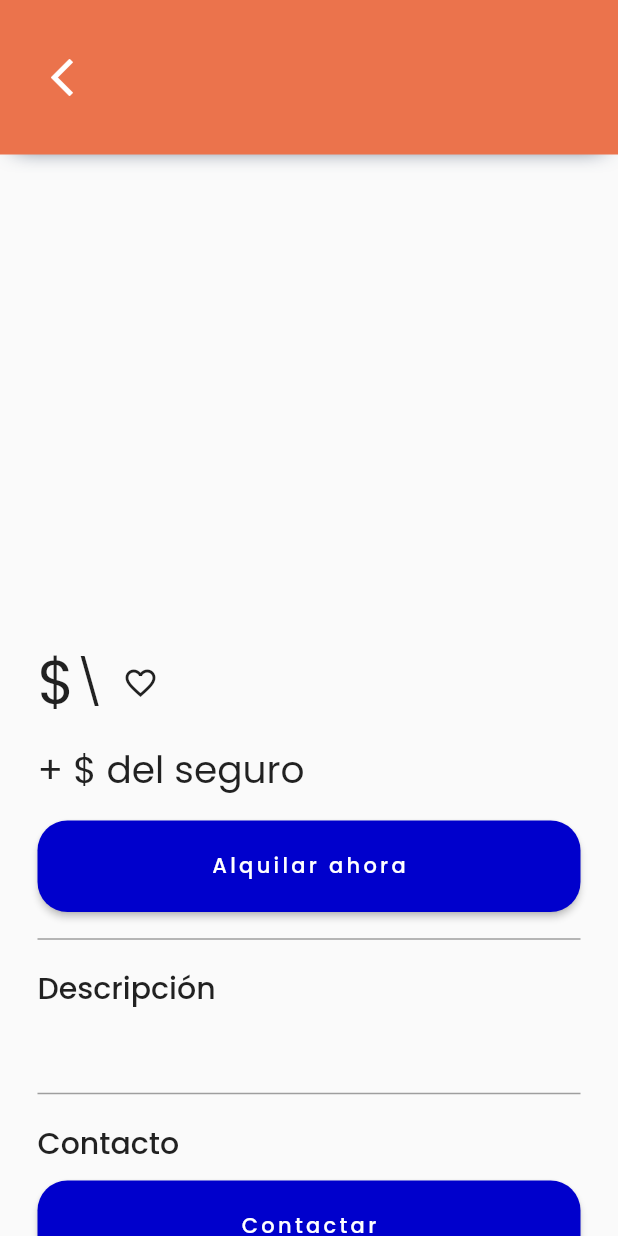
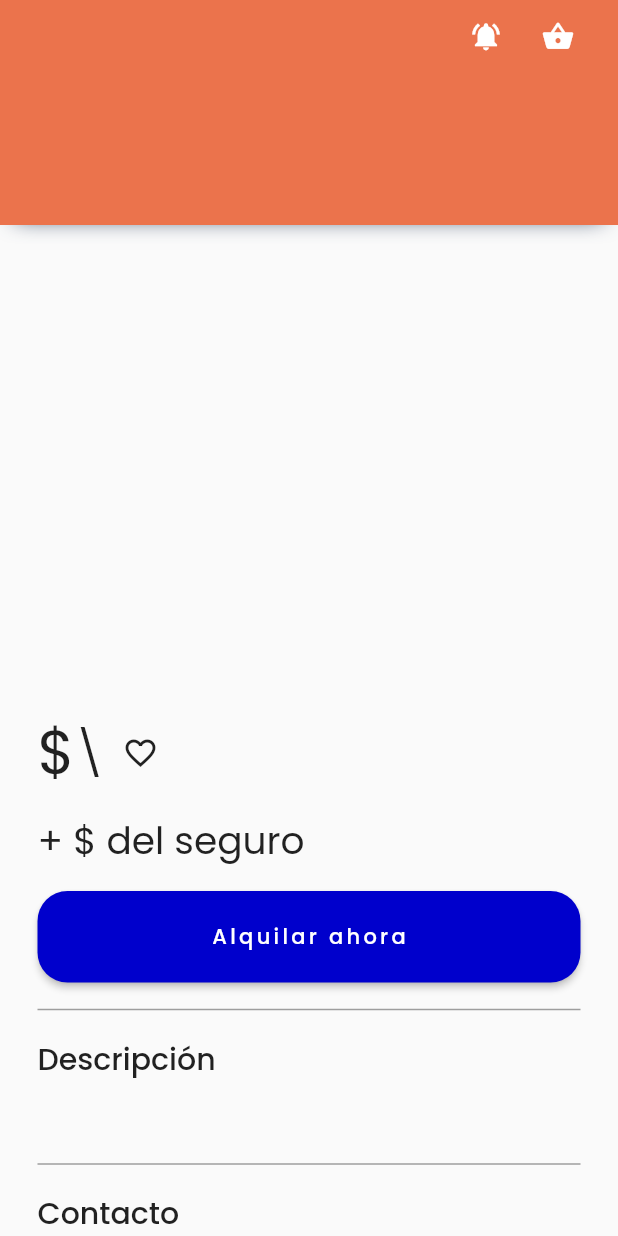
Before and after one commit to federojas/RentIt, a Flutter app: the ListingScreen screen opened directly with empty values, on a phone screen of 412 x 824 dp. Run offline on Flutter 3.47's test engine with Material 2 defaults, Android fonts, the phone set to English and light mode, and no system bars; drawn by our look-alikes of flutter_image_slideshow; our stand-ins replace carousel_slider, cloud_firestore, firebase_auth, firebase_core, firebase_storage, fluttertoast and 3 more; missing offline and left inert: mercado_pago_mobile_checkout, smart_select; accounts and stored records are empty; network calls fail.

Commit message:
navbar fix

```diff
--- a/lib/widgets/navbar.dart
+++ b/lib/widgets/navbar.dart
@@ -71,15 +71,7 @@ class _NavbarState extends State<Navbar> {
     bool fav = false;
 
     return Container(
-      height: (MediaQuery.of(context).size.height)/8,
-        width: (MediaQuery.of(context).size.width),
-        // height: widget.searchBar
-        //     ? (!categories
-        //         ? (tagsExist ? 211.0 : 178.0)
-        //         : (tagsExist ? 262.0 : 210.0))
-        //     : (!categories
-        //         ? (tagsExist ? 162.0 : 102.0)
-        //         : (tagsExist ? 200.0 : 150.0)),
+        height: 150.0,
         decoration: BoxDecoration(
             color: !widget.transparent ? widget.bgColor : Colors.transparent,
             boxShadow: [
@@ -92,51 +84,17 @@ class _NavbarState extends State<Navbar> {
                   offset: Offset(0, 5))
             ]),
         child: SafeArea(
-          child: Container(
-            padding: const EdgeInsets.all(25.0),
-            child: Row(
+          child: Padding(
+            padding: const EdgeInsets.only(left: 16.0, right: 16.0),
+            child: Column(
+              children: [
+                Row(
                   mainAxisAlignment: MainAxisAlignment.spaceBetween,
                   crossAxisAlignment: CrossAxisAlignment.center,
-                  mainAxisSize: MainAxisSize.max,
                   children: [
-                    if(widget.backButton)
-                        IconButton(
-                            icon: Icon(Icons.arrow_back_ios,
-                                size: 30.0, color: MyTheme.white),
-                            onPressed: () {
-                                Navigator.pop(context);
-                            }),
+                    Row(
+                      children: [
 
-                    if(widget.searchBar && !widget.backButton)
-                      Container(
-                          height: (MediaQuery.of(context).size.height),
-
-                          width: (MediaQuery.of(context).size.width)/1.15,
-                          child: Input(
-                                    placeholder: "¿Qué buscás?",
-                                    controller: widget.searchController,
-                                    onChanged: widget.searchOnChanged,
-                                    autofocus: widget.searchAutofocus,
-                                    suffixIcon: Icon(Icons.zoom_in, color: MyTheme.muted),
-                                    onTap: () => null
-                                ),
-                      ),
-                    if(widget.searchBar && widget.backButton)
-                      Container(
-                        height: (MediaQuery.of(context).size.height),
-
-                        width: (MediaQuery.of(context).size.width)/1.75,
-                        child: Input(
-                            placeholder: "¿Qué buscás?",
-                            controller: widget.searchController,
-                            onChanged: widget.searchOnChanged,
-                            autofocus: widget.searchAutofocus,
-                            suffixIcon: Icon(Icons.zoom_in, color: MyTheme.muted),
-                            onTap: () => null
-                        ),
-                      ),
-
-                    if(!widget.searchBar)
                         Text(widget.title,
                             style: TextStyle(
                                 color: !widget.transparent
@@ -145,120 +103,159 @@ class _NavbarState extends State<Navbar> {
                                     : MyTheme.white)
                                     : MyTheme.white,
                                 fontWeight: FontWeight.w600,
-                                fontSize: 20.0)),
-                    Row( mainAxisAlignment: MainAxisAlignment.spaceEvenly,
-                        crossAxisAlignment: CrossAxisAlignment.center,
+                                fontSize: 18.0)),
+                      ],
+                    ),
+                    if (widget.rightOptions)
+                      Row(
+                        mainAxisAlignment: MainAxisAlignment.spaceEvenly,
                         children: [
-                          if(widget.favOption)
-                            IconButton(
-                                icon: fav
-                                    ? Icon(Icons.favorite, color: !widget.transparent
+                          GestureDetector(
+                            onTap: () {
+                              ;
+                            },
+                            child: IconButton(
+                                icon: Icon(Icons.notifications_active,
+                                    color: !widget.transparent
                                         ? (widget.bgColor == MyTheme.white
                                         ? MyTheme.initial
                                         : MyTheme.white)
-                                    : MyTheme.white, size: 26.0)
-                                    : Icon(Icons.favorite_border, color: !widget.transparent
+                                        : MyTheme.white,
+                                    size: 22.0),
+                                onPressed: null),
+                          ),
+                          GestureDetector(
+                            onTap: () {
+                              ;
+                            },
+                            child: IconButton(
+                                icon: Icon(Icons.shopping_basket,
+                                    color: !widget.transparent
                                         ? (widget.bgColor == MyTheme.white
                                         ? MyTheme.initial
                                         : MyTheme.white)
-                                    : MyTheme.white, size: 26.0),
-                                onPressed: () {
-                                  setState(() {
-                                    fav = !fav;
-                                  });
+                                        : MyTheme.white,
+                                    size: 22.0),
+                                onPressed: null),
+                          ),
+                        ],
+                      )
+                  ],
+                ),
+                if (widget.searchBar)
+                  Padding(
+                    padding: const EdgeInsets.only(
+                        top: 8, bottom: 4, left: 15, right: 15),
+                    child: Input(
+                        placeholder: "  ¿Qué estás buscando?",
+                        controller: widget.searchController,
+                        onChanged: widget.searchOnChanged,
+                        autofocus: widget.searchAutofocus,
+                        suffixIcon:
+                        Icon(Icons.zoom_in, color: MyTheme.muted),
+                        onTap: () {
+                          // ?
                         }),
-                          ])
-
-
-                // if (categories)
-                //   Row(
-                //     mainAxisAlignment: MainAxisAlignment.center,
-                //     crossAxisAlignment: CrossAxisAlignment.center,
-                //     children: [
-                //       GestureDetector(
-                //         onTap: () => null,
-                //         child: Row(
-                //           children: [
-                //             Icon(Icons.camera,
-                //                 color: MyTheme.initial, size: 22.0),
-                //             SizedBox(width: 10),
-                //             Text(widget.categoryOne,
-                //                 style: TextStyle(
-                //                     color: MyTheme.initial, fontSize: 16.0)),
-                //           ],
-                //         ),
-                //       ),
-                //       SizedBox(width: 30),
-                //       Container(
-                //         color: MyTheme.initial,
-                //         height: 25,
-                //         width: 1,
-                //       ),
-                //       SizedBox(width: 30),
-                //       GestureDetector(
-                //         onTap: () => null,
-                //         child: Row(
-                //           children: [
-                //             Icon(Icons.shopping_cart,
-                //                 color: MyTheme.initial, size: 22.0),
-                //             SizedBox(width: 10),
-                //             Text(widget.categoryTwo,
-                //                 style: TextStyle(
-                //                     color: MyTheme.initial, fontSize: 16.0)),
-                //           ],
-                //         ),
-                //       )
-                //     ],
-                //   ),
-                // if (tagsExist)
-                //   Container(
-                //     height: 40,
-                //     child: ScrollablePositionedList.builder(
-                //       itemScrollController: _scrollController,
-                //       scrollDirection: Axis.horizontal,
-                //       itemCount: widget.tags.length,
-                //       itemBuilder: (BuildContext context, int index) {
-                //         return GestureDetector(
-                //           onTap: () {
-                //             if (activeTag != widget.tags[index]) {
-                //               setState(() => activeTag = widget.tags[index]);
-                //               _scrollController.scrollTo(
-                //                   index:
-                //                       index == widget.tags.length - 1 ? 1 : 0,
-                //                   duration: Duration(milliseconds: 420),
-                //                   curve: Curves.easeIn);
-                //               if (widget.getCurrentPage != null)
-                //                 widget.getCurrentPage(activeTag);
-                //             }
-                //           },
-                //           child: Container(
-                //               margin: EdgeInsets.only(
-                //                   left: index == 0 ? 46 : 8, right: 8),
-                //               padding: EdgeInsets.only(
-                //                   top: 4, bottom: 4, left: 20, right: 20),
-                //               // width: 90,
-                //               decoration: BoxDecoration(
-                //                   color: activeTag == widget.tags[index]
-                //                       ? MyTheme.primary
-                //                       : MyTheme.secondary,
-                //                   borderRadius:
-                //                       BorderRadius.all(Radius.circular(4.0))),
-                //               child: Center(
-                //                 child: Text(widget.tags[index],
-                //                     style: TextStyle(
-                //                         color: activeTag == widget.tags[index]
-                //                             ? MyTheme.white
-                //                             : MyTheme.black,
-                //                         fontWeight: FontWeight.w600,
-                //                         fontSize: 14.0)),
-                //               )),
-                //         );
-                //       },
-                //     ),
-                //   )
+                  ),
+                SizedBox(
+                  height: 10.0,
+                ),
+                if (categories)
+                  Row(
+                    mainAxisAlignment: MainAxisAlignment.center,
+                    crossAxisAlignment: CrossAxisAlignment.center,
+                    children: [
+                      GestureDetector(
+                        onTap: () {
+                          ;
+                        },
+                        child: Row(
+                          children: [
+                            Icon(Icons.camera,
+                                color: MyTheme.initial, size: 22.0),
+                            SizedBox(width: 10),
+                            Text(widget.categoryOne,
+                                style: TextStyle(
+                                    color: MyTheme.initial,
+                                    fontSize: 16.0)),
                           ],
                         ),
                       ),
-        ));
+                      SizedBox(width: 30),
+                      Container(
+                        color: MyTheme.initial,
+                        height: 25,
+                        width: 1,
+                      ),
+                      SizedBox(width: 30),
+                      GestureDetector(
+                        onTap: () {
+                          ;
+                        },
+                        child: Row(
+                          children: [
+                            Icon(Icons.shopping_cart,
+                                color: MyTheme.initial, size: 22.0),
+                            SizedBox(width: 10),
+                            Text(widget.categoryTwo,
+                                style: TextStyle(
+                                    color: MyTheme.initial,
+                                    fontSize: 16.0)),
+                          ],
+                        ),
+                      )
+                    ],
+                  ),
+                if (tagsExist)
+                  Container(
+                    height: 40,
+                    child: ScrollablePositionedList.builder(
+                      itemScrollController: _scrollController,
+                      scrollDirection: Axis.horizontal,
+                      itemCount: widget.tags.length,
+                      itemBuilder: (BuildContext context, int index) {
+                        return GestureDetector(
+                          onTap: () {
+                            if (activeTag != widget.tags[index]) {
+                              setState(() => activeTag = widget.tags[index]);
+                              _scrollController.scrollTo(
+                                  index:
+                                  index == widget.tags.length - 1 ? 1 : 0,
+                                  duration: Duration(milliseconds: 420),
+                                  curve: Curves.easeIn);
+                              if (widget.getCurrentPage != null)
+                                widget.getCurrentPage(activeTag);
+                            }
+                          },
+                          child: Container(
+                              margin: EdgeInsets.only(
+                                  left: index == 0 ? 46 : 8, right: 8),
+                              padding: EdgeInsets.only(
+                                  top: 4, bottom: 4, left: 20, right: 20),
+                              // width: 90,
+                              decoration: BoxDecoration(
+                                  color: activeTag == widget.tags[index]
+                                      ? MyTheme.primary
+                                      : MyTheme.secondary,
+                                  borderRadius:
+                                  BorderRadius.all(Radius.circular(4.0))),
+                              child: Center(
+                                child: Text(widget.tags[index],
+                                    style: TextStyle(
+                                        color: activeTag == widget.tags[index]
+                                            ? MyTheme.white
+                                            : MyTheme.black,
+                                        fontWeight: FontWeight.w600,
+                                        fontSize: 14.0)),
+                              )),
+                        );
+                      },
+                    ),
+                  )
+              ],
+            ),
+          ),
+        )
+    );
   }
 }
```
Lines whose indentation alone changed are shown as unchanged.
